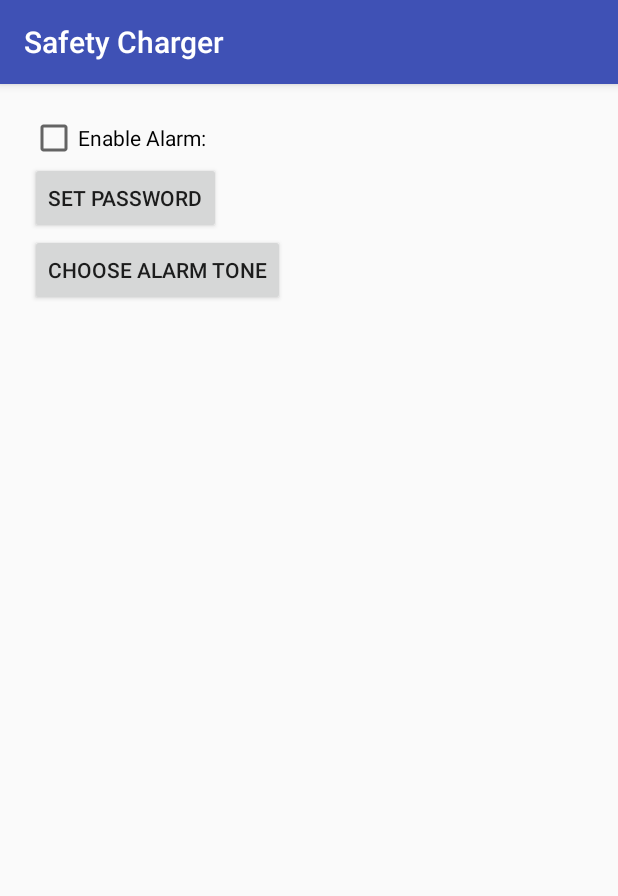
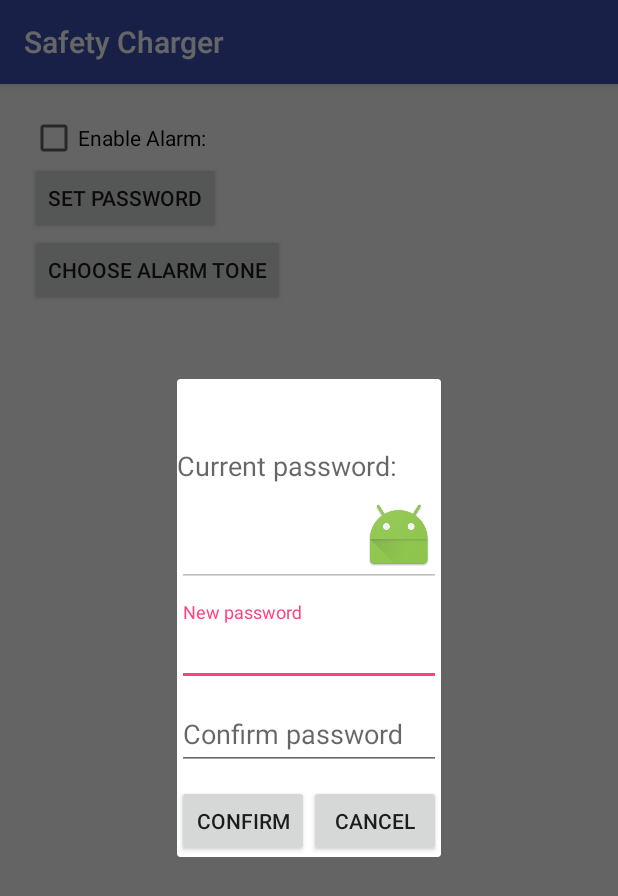
Before and after one commit to receme/SafetyCharger, an Android app: the screen it shows after launch (MainActivity), after a tap on "SET PASSWORD", on a phone screen of 412 x 824 dp. Shown: the top 896 px of the screen. Run offline under Robolectric (Android 15) with nearby library versions, the phone set to English and light mode, and no system bars; our stand-ins replace ButterKnife.

Commit message:
prepare alert dialog fragment for password change view.

```diff
--- a/app/build.gradle
+++ b/app/build.gradle
@@ -29,4 +29,5 @@ dependencies {
 
     testCompile 'junit:junit:4.12'
     testCompile "org.mockito:mockito-core:2.+"
+    compile 'com.android.support:design:25.2.0'
 }
--- a/app/src/main/java/com/rcmapps/safetycharger/activites/MainActivity.java
+++ b/app/src/main/java/com/rcmapps/safetycharger/activites/MainActivity.java
@@ -5,6 +5,7 @@ import android.widget.Button;
 import android.widget.CheckBox;
 
 import com.rcmapps.safetycharger.R;
+import com.rcmapps.safetycharger.fragments.PasswordChangeDialogFragment;
 import com.rcmapps.safetycharger.interfaces.MainView;
 import com.rcmapps.safetycharger.listeners.AlarmStateListener;
 import com.rcmapps.safetycharger.listeners.ButtonClickListener;
@@ -46,7 +47,8 @@ public class MainActivity extends BaseActivity implements MainView {
     @Override
     public void showPasswordChangeDialog(String prevPassword) {
 
-
+        PasswordChangeDialogFragment fragment = new PasswordChangeDialogFragment(presenter);
+        fragment.show(getSupportFragmentManager(),PasswordChangeDialogFragment.class.getSimpleName());
     }
 
 }
--- a/app/src/main/java/com/rcmapps/safetycharger/fragments/PasswordChangeDialogFragment.java
+++ b/app/src/main/java/com/rcmapps/safetycharger/fragments/PasswordChangeDialogFragment.java
@@ -1,10 +1,72 @@
 package com.rcmapps.safetycharger.fragments;
 
+import android.app.Dialog;
+import android.os.Bundle;
+import android.support.annotation.Nullable;
 import android.support.v7.app.AppCompatDialogFragment;
+import android.view.LayoutInflater;
+import android.view.View;
+import android.view.ViewGroup;
+import android.widget.Button;
+import android.widget.EditText;
+
+import com.rcmapps.safetycharger.R;
+import com.rcmapps.safetycharger.presenters.MainPresenter;
+
+import butterknife.BindView;
+import butterknife.ButterKnife;
 
 /**
  * Created by receme on 3/31/17.
  */
 
-public class PasswordChangeDialogFragment extends AppCompatDialogFragment {
+public class PasswordChangeDialogFragment extends AppCompatDialogFragment implements View.OnClickListener{
+
+    @BindView(R.id.confirmBtn)
+    Button confirmBtn;
+    @BindView(R.id.cancelBtn)
+    Button cancelBtn;
+    @BindView(R.id.prevPassword)
+    EditText prevPasswordEdtxt;
+    @BindView(R.id.newPasswordEdtxt)
+    EditText newPasswordEdtxt;
+    @BindView(R.id.confirmPasswordEdtxt)
+    EditText confirmPasswordEdtxt;
+
+    MainPresenter presenter;
+
+    public PasswordChangeDialogFragment(){
+    }
+
+    public PasswordChangeDialogFragment(MainPresenter presenter) {
+        this.presenter = presenter;
+    }
+
+    @Nullable
+    @Override
+    public View onCreateView(LayoutInflater inflater, @Nullable ViewGroup container, @Nullable Bundle savedInstanceState) {
+        View view =inflater.inflate(R.layout.fragment_password_change,container,false);
+        ButterKnife.bind(this,view);
+
+        init();
+        return view;
+    }
+
+    private void init() {
+
+        prevPasswordEdtxt.setText(presenter.getPreviousPassword());
+        confirmBtn.setOnClickListener(this);
+        cancelBtn.setOnClickListener(this);
+
+    }
+
+    @Override
+    public void onClick(View view) {
+        if(view.equals(confirmBtn)){
+            presenter.confirmNewPassword(newPasswordEdtxt.getText().toString(),confirmPasswordEdtxt.getText().toString());
+        }
+        else if(view.equals(cancelBtn)){
+            presenter.cancelPasswordChange();
+        }
+    }
 }
--- a/app/src/main/java/com/rcmapps/safetycharger/presenters/MainPresenter.java
+++ b/app/src/main/java/com/rcmapps/safetycharger/presenters/MainPresenter.java
@@ -4,7 +4,8 @@ import com.rcmapps.safetycharger.interfaces.MainView;
 
 public class MainPresenter {
 
-    MainView view;
+    private MainView view;
+    private String prevPassword;
 
     public MainPresenter(MainView _view){
         this.view = _view;
@@ -22,4 +23,22 @@ public class MainPresenter {
 
         view.showPasswordChangeDialog(prevPassword);
     }
+
+    public String getPreviousPassword() {
+
+        if(prevPassword == null){
+            return "";
+        }
+
+        return prevPassword;
+    }
+
+    public void confirmNewPassword(String newPassword, String confirmNewPassword) {
+
+    }
+
+    public void cancelPasswordChange() {
+
+
+    }
 }
--- /dev/null
+++ b/app/src/main/res/layout/fragment_password_change.xml
@@ -0,0 +1,72 @@
+<?xml version="1.0" encoding="utf-8"?>
+<LinearLayout
+    xmlns:android="http://schemas.android.com/apk/res/android"
+    android:layout_width="match_parent"
+    android:layout_height="match_parent"
+    android:layout_margin="10dp"
+    android:orientation="vertical">
+
+    <TextView
+        android:id="@+id/textView"
+        android:layout_width="match_parent"
+        android:layout_height="wrap_content"
+        android:text="@string/current_password"
+        android:textAppearance="?android:attr/textAppearanceMedium"/>
+
+    <EditText
+        android:id="@+id/prevPassword"
+        android:layout_width="match_parent"
+        android:layout_height="wrap_content"
+        android:layout_marginBottom="10dp"
+        android:drawableEnd="@mipmap/ic_launcher"
+        android:drawableRight="@mipmap/ic_launcher"
+        android:enabled="false"
+        android:focusable="false"
+        android:inputType="textPassword"
+        android:textColor="@android:color/black"/>
+
+    <android.support.design.widget.TextInputLayout
+        android:layout_width="match_parent"
+        android:layout_height="wrap_content">
+
+        <EditText
+            android:id="@+id/newPasswordEdtxt"
+            android:layout_width="match_parent"
+            android:layout_height="wrap_content"
+            android:inputType="textPassword"
+            android:hint="@string/new_password"/>
+    </android.support.design.widget.TextInputLayout>
+
+    <android.support.design.widget.TextInputLayout
+        android:layout_width="match_parent"
+        android:layout_height="wrap_content">
+
+        <EditText
+            android:id="@+id/confirmPasswordEdtxt"
+            android:layout_width="match_parent"
+            android:layout_height="wrap_content"
+            android:inputType="textPassword"
+            android:hint="@string/confirm_password"/>
+    </android.support.design.widget.TextInputLayout>
+
+    <LinearLayout
+        android:layout_width="match_parent"
+        android:layout_height="wrap_content"
+        android:layout_marginTop="10dp"
+        android:orientation="horizontal">
+
+        <Button
+            android:id="@+id/confirmBtn"
+            android:layout_width="0dp"
+            android:layout_height="wrap_content"
+            android:layout_weight="1"
+            android:text="@string/confirm"/>
+
+        <Button
+            android:id="@+id/cancelBtn"
+            android:layout_width="0dp"
+            android:layout_height="wrap_content"
+            android:layout_weight="1"
+            android:text="@string/cancel"/>
+    </LinearLayout>
+</LinearLayout>
--- a/app/src/main/res/values/strings.xml
+++ b/app/src/main/res/values/strings.xml
@@ -1,3 +1,8 @@
 <resources>
     <string name="app_name">Safety Charger</string>
+    <string name="current_password">Current password:</string>
+    <string name="new_password">New password</string>
+    <string name="confirm_password">Confirm password</string>
+    <string name="confirm">Confirm</string>
+    <string name="cancel">Cancel</string>
 </resources>
```
